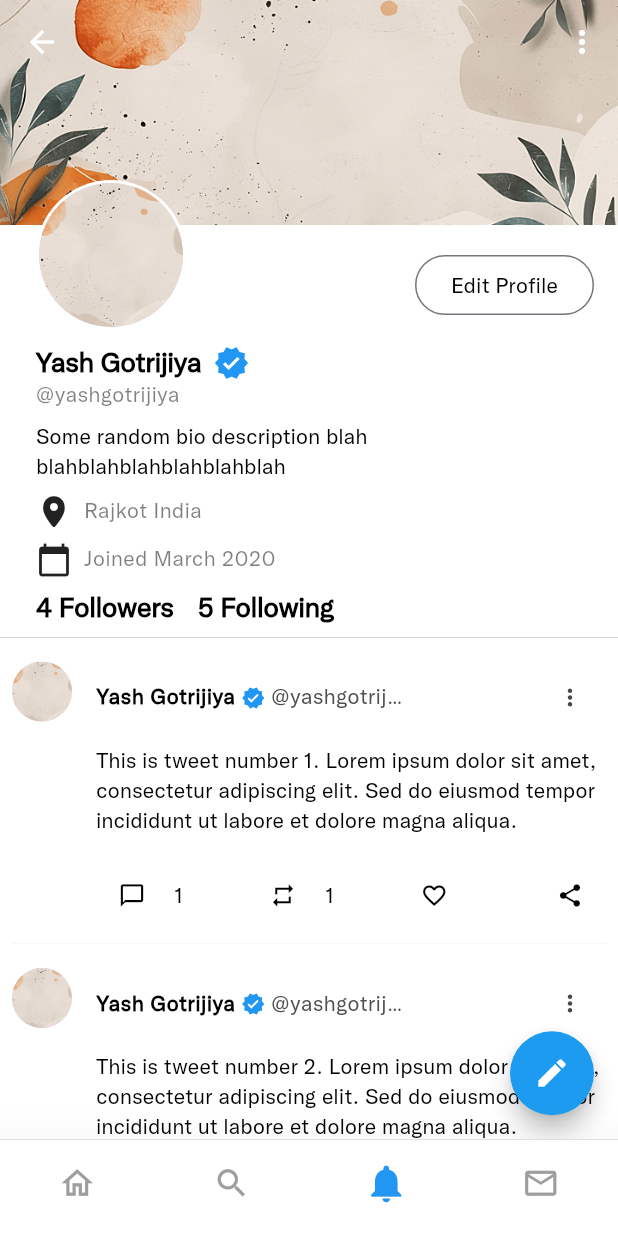
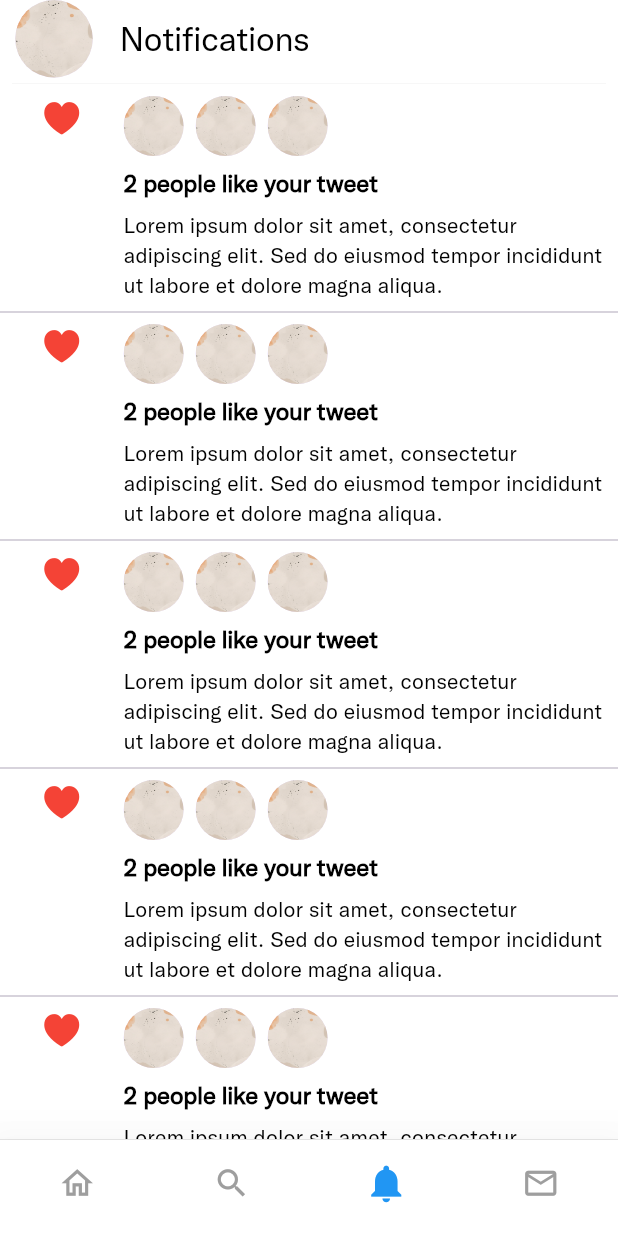
Before and after one commit to YashG92/twitter_clone, a Flutter app: the BottomNavBar screen opened by its route, item 3 of the bottom bar chosen, on a phone screen of 412 x 824 dp. Run offline on Flutter 3.47's test engine with Material 3 defaults, Android fonts, the phone set to English and light mode, and no system bars; our stand-ins replace cloud_firestore, connectivity_plus, firebase_auth, firebase_core, flutter_svg, get and 2 more; accounts and stored records are empty; generated files the repository leaves out were written again.

Commit message:
notification view

```diff
--- a/lib/bottom_nav_bar.dart
+++ b/lib/bottom_nav_bar.dart
@@ -2,6 +2,7 @@ import 'package:flutter/material.dart';
 import 'package:get/get.dart';
 import 'package:twitter_clone/feature/authentication/view/login/login_view.dart';
 import 'package:twitter_clone/feature/home/view/home_view.dart';
+import 'package:twitter_clone/feature/notification/notification_view.dart';
 import 'package:twitter_clone/feature/personalization/view/user_profile/user_profile_view.dart';
 import 'package:twitter_clone/theme/theme.dart';
 import 'package:twitter_clone/utils/helpers/helper_function.dart';
@@ -101,7 +102,7 @@ class BottomNavBarController extends GetxController {
   final screens = const [
     HomeView(),
     LoginView(),
-    UserProfileView(),
+    NotificationView(),
     UserProfileView(),
   ];
 }
--- a/lib/common/custom_appbar.dart
+++ b/lib/common/custom_appbar.dart
@@ -1,5 +1,4 @@
 import 'package:flutter/material.dart';
-import 'package:flutter_svg/flutter_svg.dart';
 import 'package:twitter_clone/feature/personalization/view/user_profile/widget/user_profile_avatar.dart';
 import 'package:twitter_clone/utils/constants/constants.dart';
 import 'package:twitter_clone/utils/helpers/helper_function.dart';
@@ -45,7 +44,7 @@ class CustomAppbar extends StatelessWidget implements PreferredSizeWidget {
             title,
             style: Theme.of(
               context,
-            ).textTheme.headlineMedium!.copyWith(fontWeight: FontWeight.w200),
+            ).textTheme.headlineMedium!.copyWith(fontWeight: FontWeight.w200,fontSize: 22),
           ),
           actions: [
             IconButton(
--- a/lib/feature/home/view/widgets/tweet_card_view.dart
+++ b/lib/feature/home/view/widgets/tweet_card_view.dart
@@ -47,7 +47,7 @@ class TweetCardView extends StatelessWidget {
         decoration: BoxDecoration(
           border: Border(
             bottom: BorderSide(
-              width: 0.3,
+              width: 1.5,
               color: dark ? Palette.darkGrey : Colors.grey.shade200,
             ),
           ),
--- /dev/null
+++ b/lib/feature/notification/notification_view.dart
@@ -0,0 +1,70 @@
+import 'package:flutter/cupertino.dart';
+import 'package:flutter/material.dart';
+import 'package:twitter_clone/common/custom_appbar.dart';
+import 'package:twitter_clone/feature/personalization/view/user_profile/widget/user_profile_avatar.dart';
+import 'package:twitter_clone/utils/constants/constants.dart';
+
+class NotificationView extends StatelessWidget {
+  const NotificationView({super.key});
+
+  @override
+  Widget build(BuildContext context) {
+    return Scaffold(
+      appBar: CustomAppbar(title: 'Notifications'),
+      body: Padding(
+        padding: const EdgeInsets.only(top: 8.0),
+        child: ListView.separated(
+          physics: const BouncingScrollPhysics(),
+          shrinkWrap: true,
+          itemCount: 15,
+          separatorBuilder: (context, index) => Divider(),
+          itemBuilder: (context, index) {
+            return Row(
+              crossAxisAlignment: CrossAxisAlignment.start,
+              children: [
+                Expanded(
+                  flex: 1,
+                  child: Icon(CupertinoIcons.heart_fill, color: Colors.red,size: 28,),
+                ),
+                Expanded(
+                  flex: 4,
+                  child: Column(
+                    crossAxisAlignment: CrossAxisAlignment.start,
+                    children: [
+                      Row(
+                        spacing: YSizes.sm,
+                        children: [
+                          UserProfileAvatar(
+                            backgroundRadius: 20,
+                            foregroundRadius: 20,
+                          ),
+                          UserProfileAvatar(
+                            backgroundRadius: 20,
+                            foregroundRadius: 20,
+                          ),
+                          UserProfileAvatar(
+                            backgroundRadius: 20,
+                            foregroundRadius: 20,
+                          ),
+                        ],
+                      ),
+                      SizedBox(height: YSizes.sm),
+                      Text(
+                        '2 people like your tweet',
+                        style: Theme.of(context).textTheme.titleLarge,
+                      ),
+                      SizedBox(height: YSizes.sm),
+                      Text(
+                        'Lorem ipsum dolor sit amet, consectetur adipiscing elit. Sed do eiusmod tempor incididunt ut labore et dolore magna aliqua.',
+                      ),
+                    ],
+                  ),
+                ),
+              ],
+            );
+          },
+        ),
+      ),
+    );
+  }
+}
```
Also changed, not shown: lib/feature/notification/widget/notification_card.dart (added).
